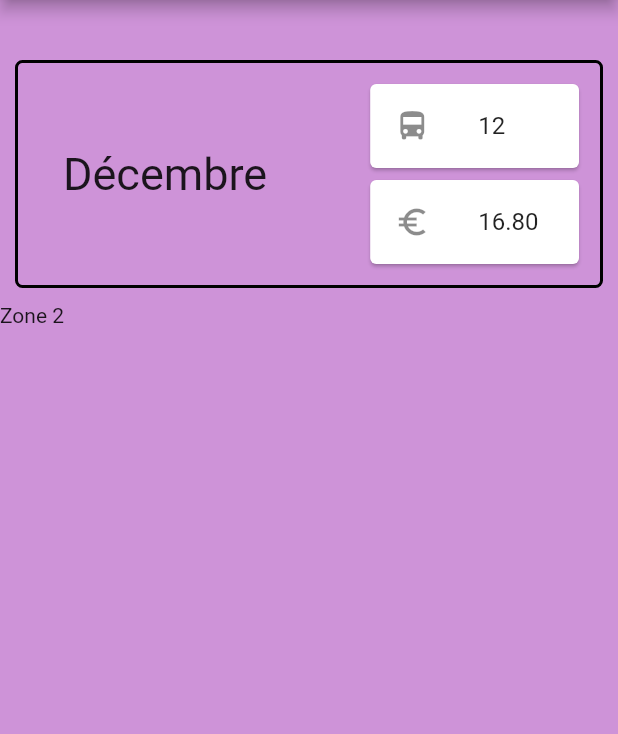
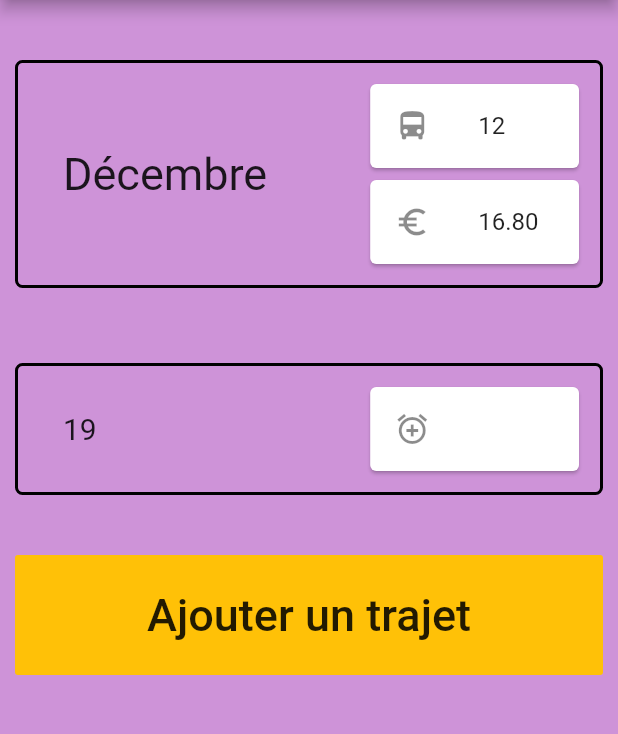
Before and after one commit to jmarcm/gestbus_flutter, a Flutter app: the screen it shows after launch, on a phone screen of 412 x 824 dp, the part 84-818 px from its top. Run offline on Flutter 3.47's test engine with Material 2 defaults, Android fonts, the phone set to English and light mode, and no system bars.

Commit message:
Ajoute la section jour et le bouton "Ajouter un trajet"

```diff
--- a/lib/main.dart
+++ b/lib/main.dart
@@ -65,8 +65,55 @@ class Gestbus extends StatelessWidget {
                   ],
                 ),
               ),
+              SizedBox(
+                height: 30.0,
+              ),
               Container(
-                child: Text('Zone 2'),
+                margin: EdgeInsets.all(10.0),
+                padding: EdgeInsets.all(10.0),
+                decoration: BoxDecoration(
+                  border: Border.all(width: 2.0),
+                  borderRadius: BorderRadius.all(
+                    Radius.circular(5.0),
+                  ),
+                ),
+                child: Row(
+                  children: <Widget>[
+                    Expanded(
+                      flex: 3,
+                      child: Padding(
+                        padding: const EdgeInsets.only(left: 20.0),
+                        child: Text(
+                          "19",
+                          style: TextStyle(fontSize: 20.0),
+                        ),
+                      ),
+                    ),
+                    Expanded(
+                      flex: 2,
+                      child: Card(
+                        child: ListTile(
+                          leading: Icon(Icons.add_alarm),
+                        ),
+                      ),
+                    ),
+                  ],
+                ),
+              ),
+              SizedBox(
+                height: 30.0,
+              ),
+              Container(
+                height: 80.0,
+                margin: EdgeInsets.symmetric(horizontal: 10.0),
+                child: FlatButton(
+                  color: Colors.amber,
+                  onPressed: () {},
+                  child: Text(
+                    'Ajouter un trajet',
+                    style: TextStyle(fontSize: 30.0),
+                  ),
+                ),
               ),
             ],
           ),
```
